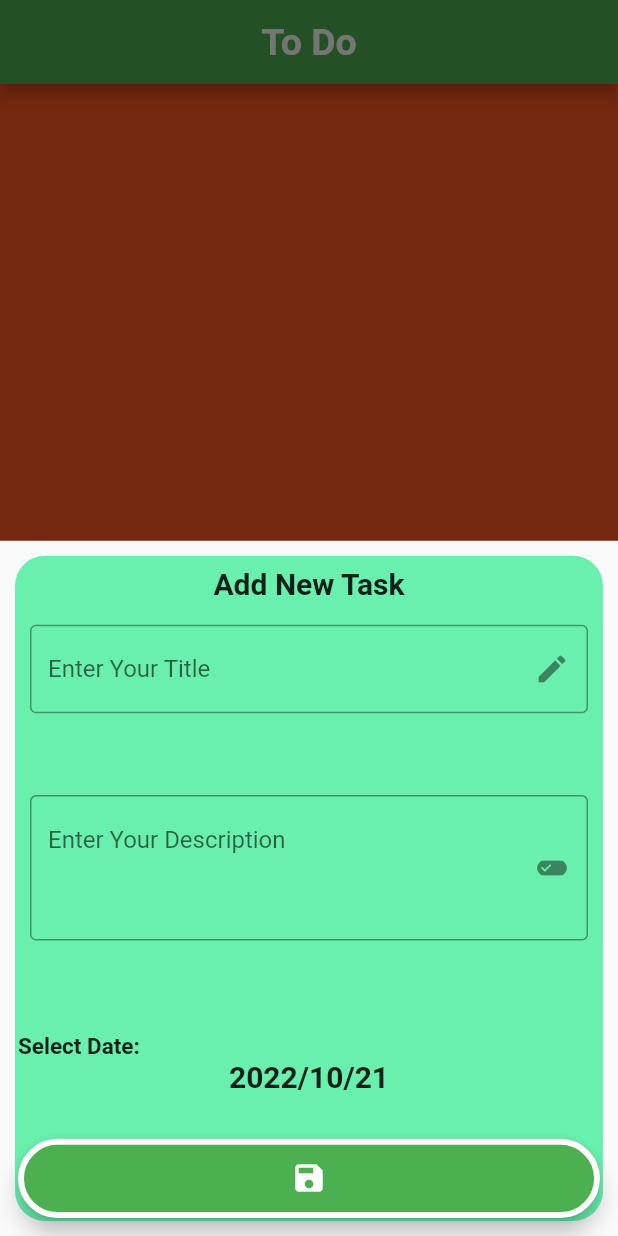
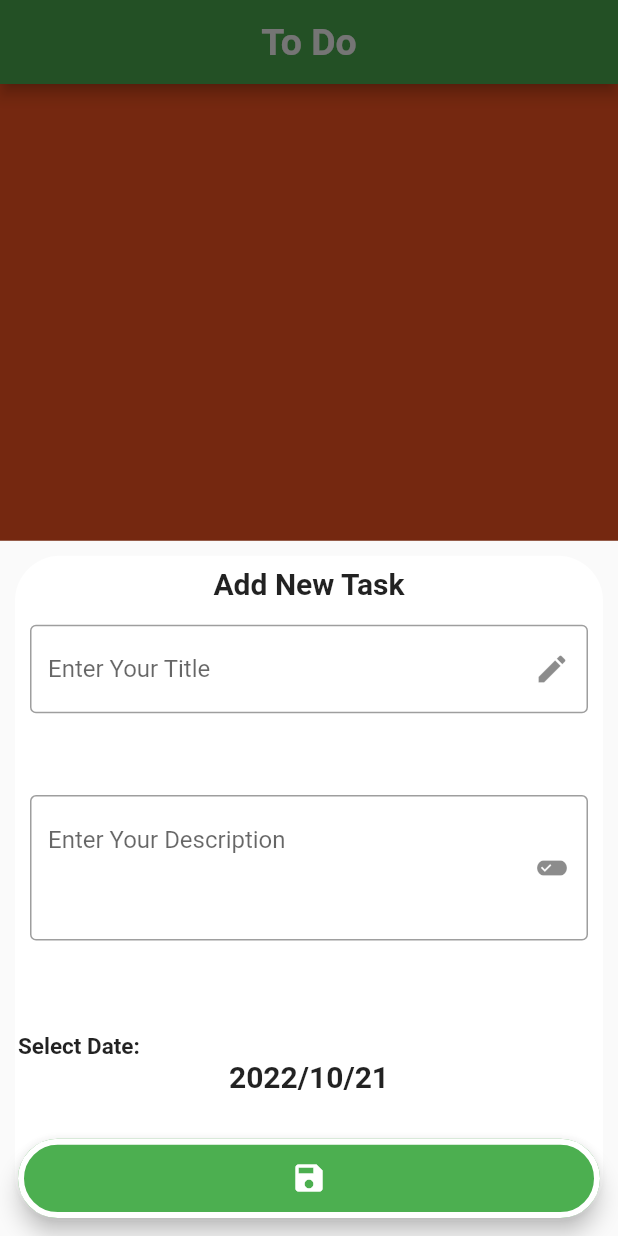
Before and after one commit to moooooo007/todo, a Flutter app: the screen it shows after launch, after a tap on the "add" icon, on a phone screen of 412 x 824 dp. Run offline on Flutter 3.47's test engine with Material 2 defaults, Android fonts, the phone set to English and light mode, and no system bars; our stand-ins replace flutter_datetime_picker, hive, hive_flutter; accounts and stored records are empty.

```diff
--- a/lib/SplashScreen.dart
+++ b/lib/SplashScreen.dart
@@ -7,7 +7,7 @@ static const  routename = "SplashScreen";
   Widget build(BuildContext context) {
     return Scaffold(
       body: Column(
-        children: [
+        children: const [
 
         ],
       ),
--- a/lib/bottomsheet.dart
+++ b/lib/bottomsheet.dart
@@ -18,24 +18,24 @@ final _formkey = GlobalKey<FormState>();
     return Container(
       height: double.infinity,
       decoration: BoxDecoration(
-          color: Colors.greenAccent, borderRadius: BorderRadius.circular(20)),
-      padding: EdgeInsets.all(2),
-      margin: EdgeInsets.all(10),
+          color: Colors.white, borderRadius: BorderRadius.circular(30)),
+      padding: const EdgeInsets.all(2),
+      margin: const EdgeInsets.all(10),
       child: Form(
         key: _formkey,
         child: Column(
           mainAxisAlignment: MainAxisAlignment.spaceEvenly,
           crossAxisAlignment: CrossAxisAlignment.stretch,
           children: [
-            SizedBox(
+            const SizedBox(
               height: 5,
             ),
-            Text(
+            const Text(
               "Add New Task",
               style: TextStyle(fontWeight: FontWeight.bold, fontSize: 20),
               textAlign: TextAlign.center,
             ),
-            SizedBox(
+            const SizedBox(
               height: 8,
             ),
             Expanded(
@@ -50,15 +50,16 @@ final _formkey = GlobalKey<FormState>();
                     if(text==null||text.isEmpty){
                       return "Enter your Corect Title";
                     }
+                    return null;
                   },
-                  decoration: InputDecoration(
+                  decoration: const InputDecoration(
                       hintText: "Enter Your Title",
                       border: OutlineInputBorder(),
                       suffixIcon: Icon(Icons.edit)),
                 ),
               ),
             ),
-            SizedBox(
+            const SizedBox(
               height: 8,
             ),
             Expanded(
@@ -74,18 +75,19 @@ final _formkey = GlobalKey<FormState>();
                     if(text==null||text.isEmpty){
                       return "Enter your Corect Description";
                     }
+                    return null;
                   },
-                  decoration: InputDecoration(
+                  decoration: const InputDecoration(
                       hintText: "Enter Your Description",
                       border: OutlineInputBorder(),
                       suffixIcon: Icon(Icons.edit_attributes)),
                 ),
               ),
             ),
-            SizedBox(
+            const SizedBox(
               height: 8,
             ),
-            Text(
+            const Text(
               "Select Date:",
               style: TextStyle(fontWeight: FontWeight.bold, fontSize: 15),
               textAlign: TextAlign.start,
@@ -101,7 +103,7 @@ final _formkey = GlobalKey<FormState>();
                   },
                   child: Text(
                     "${selectedate.year}/${selectedate.month}/${selectedate.day}",
-                    style: TextStyle(fontWeight: FontWeight.bold, fontSize: 20),
+                    style: const TextStyle(fontWeight: FontWeight.bold, fontSize: 20),
                     textAlign: TextAlign.center,
                   )),
             ),
@@ -110,10 +112,10 @@ final _formkey = GlobalKey<FormState>();
                 onPressed: () {
                   addtodo();
                 },
-                child: Icon(Icons.save),
+                child: const Icon(Icons.save),
                 backgroundColor: Colors.green,
                 elevation: 6,
-                shape: StadiumBorder(
+                shape: const StadiumBorder(
                     side: BorderSide(color: Colors.white, width: 4)),
               ),
             ),
--- a/lib/home.dart
+++ b/lib/home.dart
@@ -53,10 +53,10 @@ class _homeState extends State<home> {
           selectedIconTheme: const IconThemeData(color: Colors.green),
           unselectedIconTheme: const IconThemeData(color: Colors.black),
           currentIndex: currentindex,
-          items: [
-              const BottomNavigationBarItem(
+          items: const [
+              BottomNavigationBarItem(
                   icon: Icon(Icons.list), label: "Menu"),
-              const BottomNavigationBarItem(
+              BottomNavigationBarItem(
                   icon: Icon(Icons.settings), label: "Setting"),
           ],
         ),
--- a/lib/main.dart
+++ b/lib/main.dart
@@ -1,13 +1,19 @@
+import 'dart:io';
+
 import 'package:flutter/material.dart';
+import 'package:hive/hive.dart';
+import 'package:hive_flutter/adapters.dart';
+import 'package:path_provider/path_provider.dart';
 import 'package:todo/SplashScreen.dart';
 import 'package:todo/home.dart';
-import 'package:firebase_core/firebase_core.dart';
 
 
-Future<void> main() async {
-  WidgetsFlutterBinding.ensureInitialized();
-  await Firebase.initializeApp(  );
-  runApp(ToDo());
+ main()async {
+   WidgetsFlutterBinding.ensureInitialized();
+   Directory Path = await getApplicationDocumentsDirectory();
+   await Hive.initFlutter(Path.path);
+   Hive.openBox("TODO");
+   runApp (const ToDo());
 }
 
 class ToDo extends StatelessWidget {
```
Also changed, not shown: pubspec.yaml (+7 -1 lines), pubspec.lock, 1 other file.
